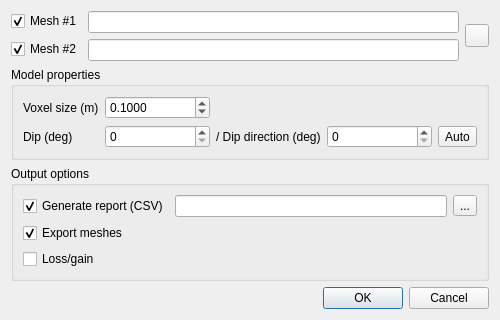
Before: the Qt Designer form ui/qVoxFallDialog.ui in farmakis/qVoxFall, drawn with Qt 5.
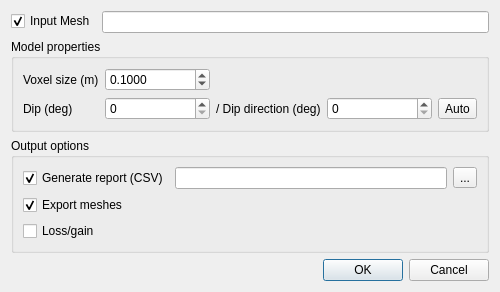
After: the same form once the commit is applied. Icons and pictures are not drawn.

Commit message: single closed mesh as input

Diff of the .ui file:
```diff
--- a/ui/qVoxFallDialog.ui
+++ b/ui/qVoxFallDialog.ui
@@ -25,7 +25,7 @@
        <item row="0" column="0">
         <widget class="QCheckBox" name="showMesh1CheckBox">
          <property name="text">
-          <string>Mesh #1</string>
+          <string>Input Mesh</string>
          </property>
          <property name="checked">
           <bool>true</bool>
@@ -33,31 +33,10 @@
         </widget>
        </item>
        <item row="0" column="1">
-        <widget class="QLineEdit" name="mesh1LineEdit"/>
-       </item>
-       <item row="1" column="0">
-        <widget class="QCheckBox" name="showMesh2CheckBox">
-         <property name="text">
-          <string>Mesh #2</string>
-         </property>
-         <property name="checked">
-          <bool>true</bool>
-         </property>
-        </widget>
-       </item>
-       <item row="1" column="1">
-        <widget class="QLineEdit" name="mesh2LineEdit"/>
+        <widget class="QLineEdit" name="meshLineEdit"/>
        </item>
       </layout>
      </item>
-     <item>
-      <widget class="QToolButton" name="swapMeshesToolButton">
-       <property name="icon">
-        <iconset resource="../qVoxFall.qrc">
-         <normaloff>:/CC/plugin/qVoxFall/images/iconSwap.png</normaloff>:/CC/plugin/qVoxFall/images/iconSwap.png</iconset>
-       </property>
-      </widget>
-     </item>
     </layout>
    </item>
    <item>
```
Left out of the diff: 9 changed lines with no effect on the pictures. The commit also changes 4 other files.
